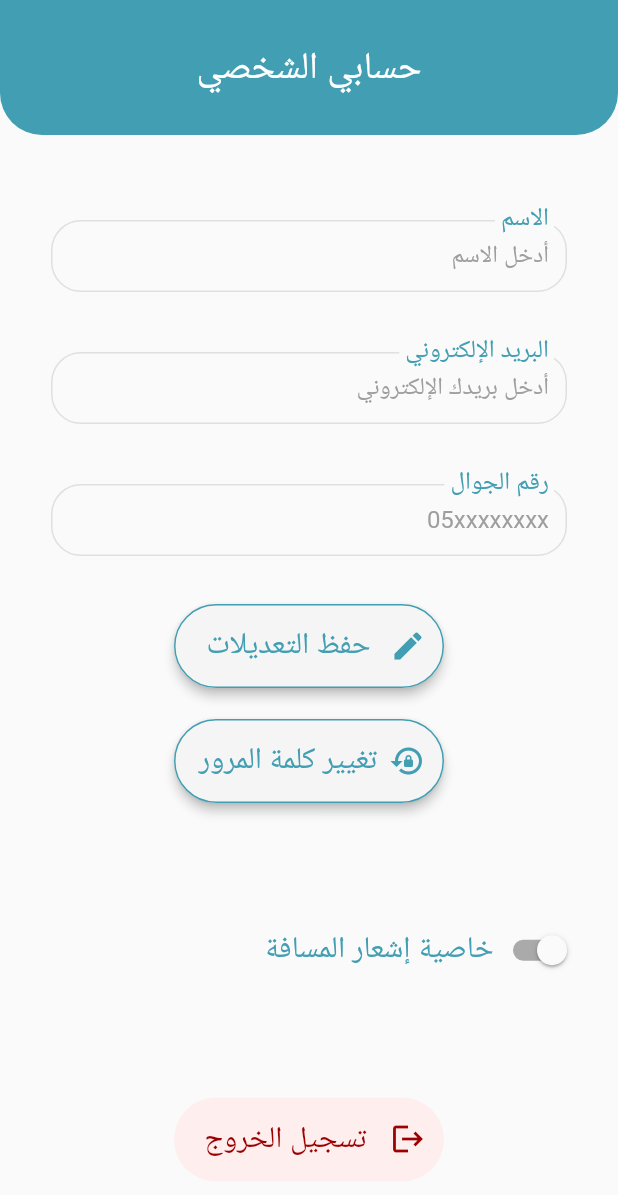
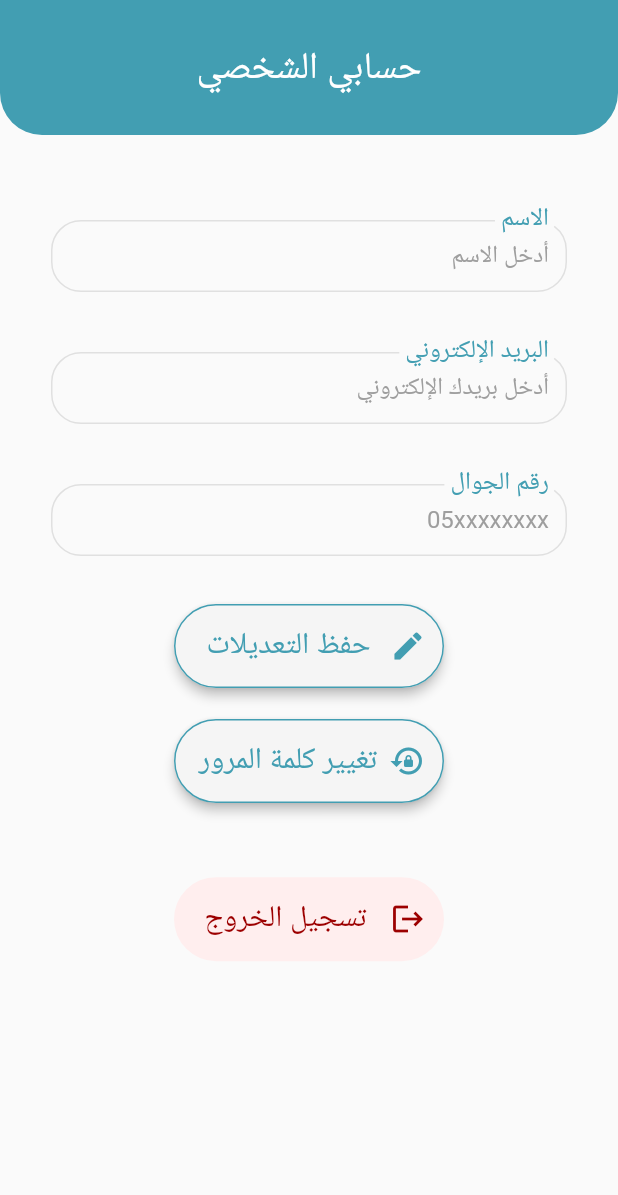
Before and after one commit to rahaf-alzahrani/2022-GP-3, a Flutter app: the AdminProfile screen opened directly, on a phone screen of 412 x 824 dp. Shown: the top 1195 px of the screen. Run offline on Flutter 3.47's test engine with Material 2 defaults, Android fonts, the light colour scheme and no system bars; our stand-ins replace blurrycontainer, cloud_firestore, curved_navigation_bar, firebase_auth, firebase_core, firebase_database and 11 more; missing offline and left inert: age_calculator, dart:ffi, email_auth, flutter_geocoder, point_in_polygon; accounts and stored records are empty; project files that could hold a hidden picture were left out.

Commit message:
Update admin_profile.dart

```diff
--- a/elfaa/lib/screens/admin/admin_profile/admin_profile.dart
+++ b/elfaa/lib/screens/admin/admin_profile/admin_profile.dart
@@ -335,31 +335,7 @@ class _AdminProfileState extends State<AdminProfile> {
                     },
                   ),
                 ),
-                SizedBox(height: ScreenHeight * 0.09),
-                Directionality(
-                  textDirection: TextDirection.rtl,
-                  child: Row(
-                    children: [
-                      Switch(
-                        value: isSwitched,
-                        onChanged: (value) {
-                          setState(() {
-                            isSwitched = value;
-                            print(isSwitched);
-                          });
-                        },
-                        splashRadius: 50.0,
-                        activeTrackColor: Color.fromARGB(255, 132, 198, 190),
-                        activeColor: color1,
-                      ),
-                      Text(
-                        "خاصية إشعار المسافة",
-                        style: TextStyle(color: kPrimaryColor, fontSize: 20),
-                      ),
-                    ],
-                  ),
-                ),
-                SizedBox(height: ScreenHeight * 0.09),
+                SizedBox(height: ScreenHeight * 0.06),
                 Directionality(
                   textDirection: TextDirection.rtl,
                   child: ElevatedButton.icon(
```
